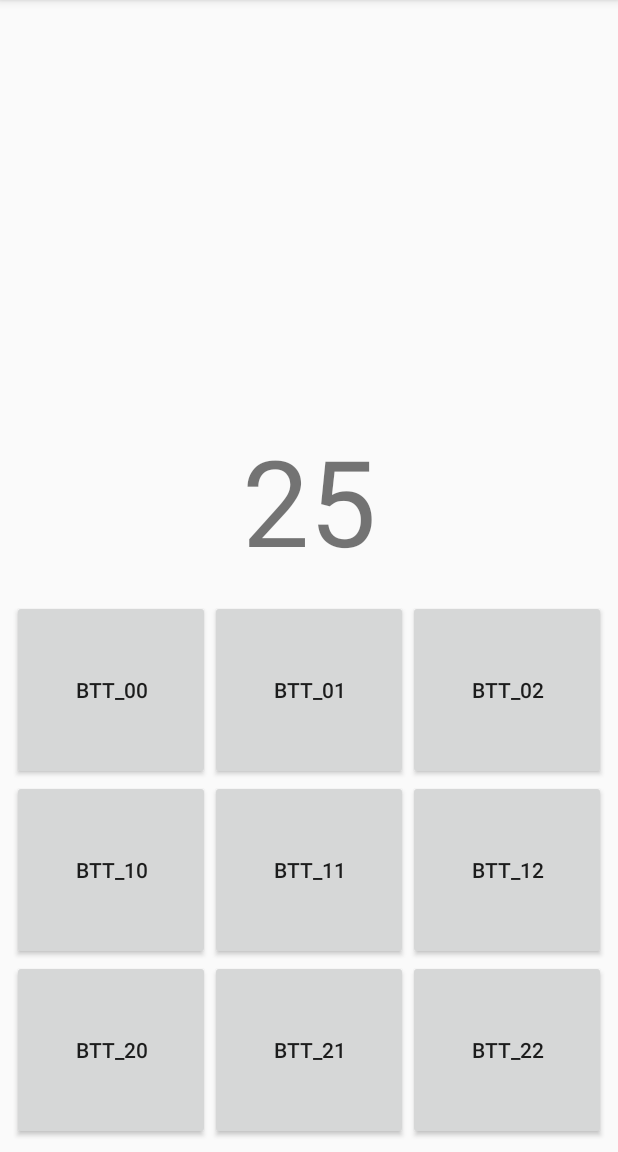
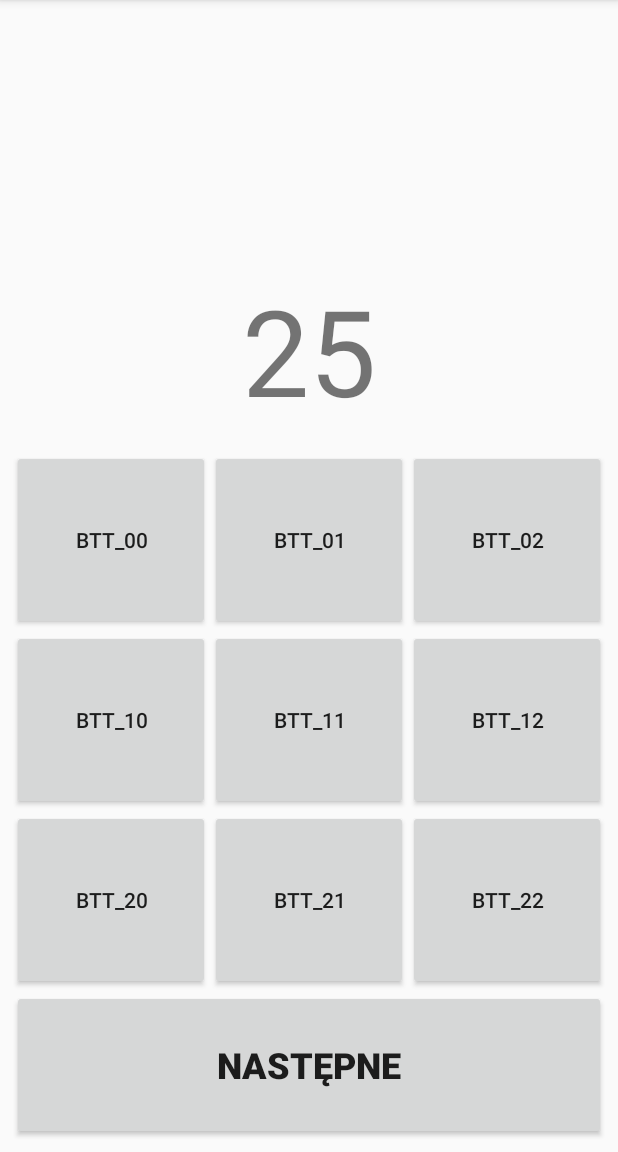
Before and after one commit to Cooookiez/Android-hiragana, an Android app: the screen it shows after launch (MainActivity), on a phone screen of 412 x 824 dp, the part 84-1236 px from its top. Run offline under Robolectric (Android 15) with nearby library versions, the phone set to English and light mode, and no system bars.

Commit message:
dodanie hiragany

```diff
--- a/app/src/main/java/pl/cookiez/android_hiragana/MainActivity.java
+++ b/app/src/main/java/pl/cookiez/android_hiragana/MainActivity.java
@@ -4,7 +4,12 @@ import android.support.v7.app.AppCompatActivity;
 import android.os.Bundle;
 import android.widget.Button;
 
+import java.util.HashMap;
+import java.util.Map;
+
 public class MainActivity extends AppCompatActivity {
+
+    Map<String, String> hira = new HashMap<String, String>();
 
     Button btt_00;
     Button btt_01;
@@ -21,6 +26,63 @@ public class MainActivity extends AppCompatActivity {
         super.onCreate(savedInstanceState);
         setContentView(R.layout.activity_main);
 
+        hira.put("a", "あ");
+        hira.put("i", "dada");
+        hira.put("u", "あ");
+        hira.put("e", "あ");
+        hira.put("o", "あ");
+
+        hira.put("ka", "あ");
+        hira.put("ki", "あ");
+        hira.put("ku", "あ");
+        hira.put("ke", "あ");
+        hira.put("ko", "あ");
+
+        hira.put("sa", "あ");
+        hira.put("si", "あ");
+        hira.put("su", "あ");
+        hira.put("se", "あ");
+        hira.put("so", "あ");
+
+        hira.put("ta", "あ");
+        hira.put("ti", "あ");
+        hira.put("tu", "あ");
+        hira.put("te", "あ");
+        hira.put("to", "あ");
+
+        hira.put("na", "あ");
+        hira.put("ni", "あ");
+        hira.put("nu", "あ");
+        hira.put("ne", "あ");
+        hira.put("no", "あ");
+
+        hira.put("ha", "あ");
+        hira.put("hi", "あ");
+        hira.put("hu", "あ");
+        hira.put("he", "あ");
+        hira.put("ho", "あ");
+
+        hira.put("ma", "あ");
+        hira.put("mi", "あ");
+        hira.put("mu", "あ");
+        hira.put("me", "あ");
+        hira.put("mo", "あ");
+
+        hira.put("ya", "あ");
+        hira.put("yu", "あ");
+        hira.put("yo", "あ");
+
+        hira.put("ra", "あ");
+        hira.put("ri", "あ");
+        hira.put("ru", "あ");
+        hira.put("re", "あ");
+        hira.put("ro", "あ");
+
+        hira.put("wa", "あ");
+        hira.put("wi", "あ");
+        hira.put("we", "あ");
+        hira.put("wo", "あ");
+
         btt_00 = (Button)findViewById(R.id.btt_00);
         btt_01 = (Button)findViewById(R.id.btt_01);
         btt_02 = (Button)findViewById(R.id.btt_02);
@@ -31,8 +93,5 @@ public class MainActivity extends AppCompatActivity {
         btt_21 = (Button)findViewById(R.id.btt_21);
         btt_22 = (Button)findViewById(R.id.btt_22);
 
-
-
-
     }
 }
--- a/app/src/main/res/layout/activity_main.xml
+++ b/app/src/main/res/layout/activity_main.xml
@@ -18,7 +18,8 @@
         app:layout_constraintBottom_toBottomOf="parent"
         app:layout_constraintEnd_toEndOf="parent"
         app:layout_constraintStart_toStartOf="parent"
-        app:layout_constraintTop_toTopOf="parent">
+        app:layout_constraintTop_toTopOf="parent"
+        app:layout_constraintVertical_bias="1.0">
 
         <android.support.constraint.ConstraintLayout
             android:layout_width="match_parent"
@@ -117,5 +118,13 @@
                 android:layout_weight="1"
                 android:text="btt_22" />
         </LinearLayout>
+
+        <Button
+            android:id="@+id/button"
+            android:layout_width="match_parent"
+            android:layout_height="100dp"
+            android:text="Następne"
+            android:textSize="24sp"
+            android:textStyle="bold" />
     </LinearLayout>
 </android.support.constraint.ConstraintLayout>
```
